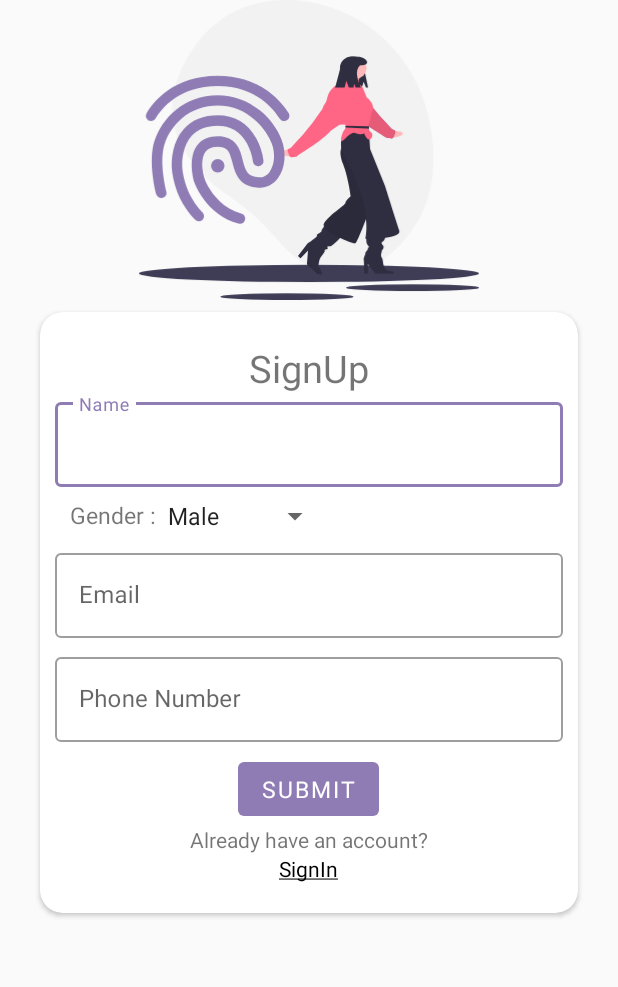
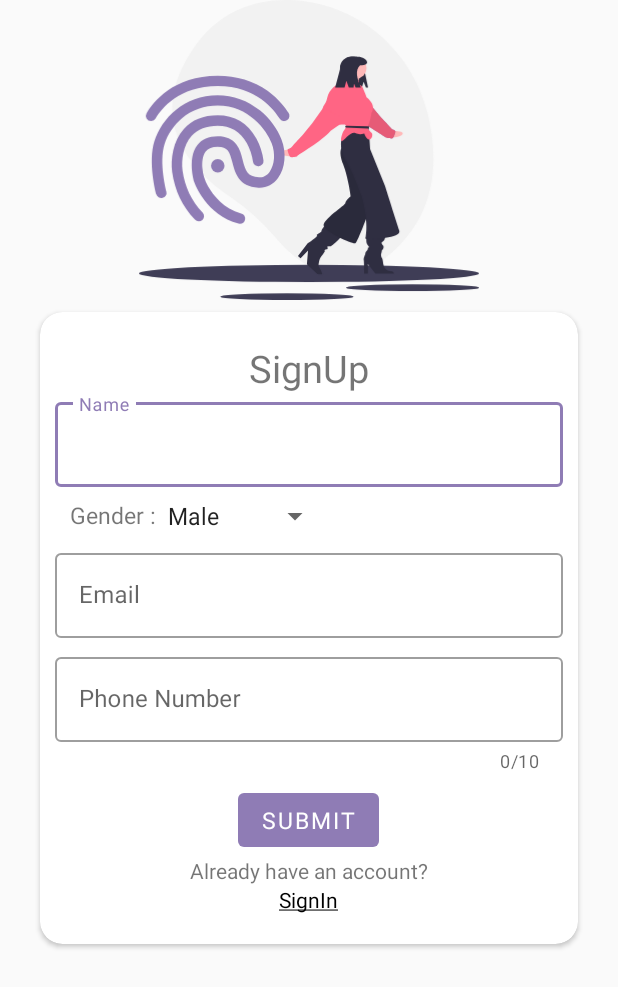
Before and after one commit to sbmvirdi/Smart-Police-LPU-SIH-Android-App, an Android app: the screen it shows after launch (SignUpActivity), on a phone screen of 412 x 824 dp. Shown: the top 987 px of the screen. Run offline under Robolectric (Android 15) with nearby library versions, the phone set to English and light mode, and no system bars; Roboto replaces fonts that are not available here.

Commit message:
loginpageUpdated

```diff
--- a/app/src/main/res/layout/activity_login.xml
+++ b/app/src/main/res/layout/activity_login.xml
@@ -60,12 +60,15 @@
                         android:layout_width="match_parent"
                         android:layout_height="wrap_content"
                         android:id="@+id/passwordlayout"
+                        app:endIconMode="password_toggle"
                         android:layout_below="@+id/usernamelayout"
                         style="@style/Widget.MaterialComponents.TextInputLayout.OutlinedBox" >
                         <com.google.android.material.textfield.TextInputEditText
                             android:layout_width="match_parent"
                             android:layout_height="match_parent"
                             android:id="@+id/password"
+                            android:inputType="textPassword"
+
                             android:fontFamily="@font/overpass_semibold"
                             android:hint="@string/password" >
                         </com.google.android.material.textfield.TextInputEditText>
--- a/app/src/main/res/layout/activity_sign_up.xml
+++ b/app/src/main/res/layout/activity_sign_up.xml
@@ -84,6 +84,7 @@
                     android:layout_width="match_parent"
                     android:layout_height="wrap_content"
                     android:hint="@string/email"
+                    android:inputType="textEmailAddress"
                     android:fontFamily="@font/overpass_semibold"
                     android:id="@+id/userEmailSignup"/>
             </com.google.android.material.textfield.TextInputLayout>
@@ -92,10 +93,14 @@
                 android:layout_height="wrap_content"
                 android:id="@+id/phoneNumberLayout"
                 android:layout_marginTop="7dp"
+                app:counterEnabled="true"
+                app:counterMaxLength="10"
                 android:layout_below="@+id/emailLayoutSignUp"
                 style="@style/Widget.MaterialComponents.TextInputLayout.OutlinedBox">
                 <com.google.android.material.textfield.TextInputEditText
                     android:layout_width="match_parent"
+                    android:maxLength="10"
+                    android:inputType="phone"
                     android:layout_height="wrap_content"
                     android:hint="@string/phone_number"
                     android:fontFamily="@font/overpass_semibold"
```
